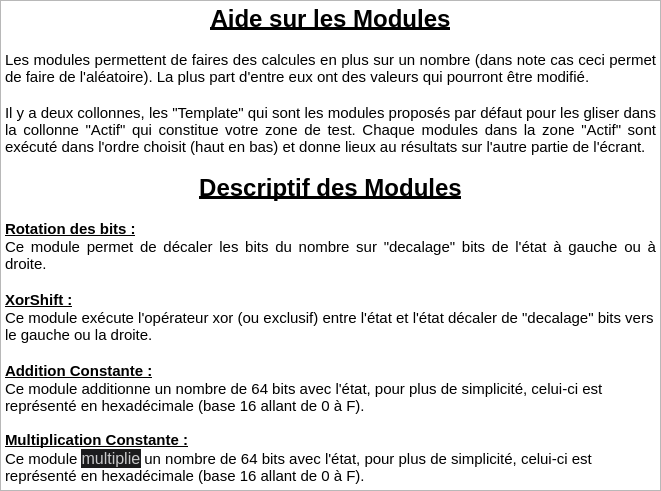
erreur130/Editeur_de_Generateur_de_Nombres_Aleatoire, file FichiersQT/aideModules.ui: the form before one commit.
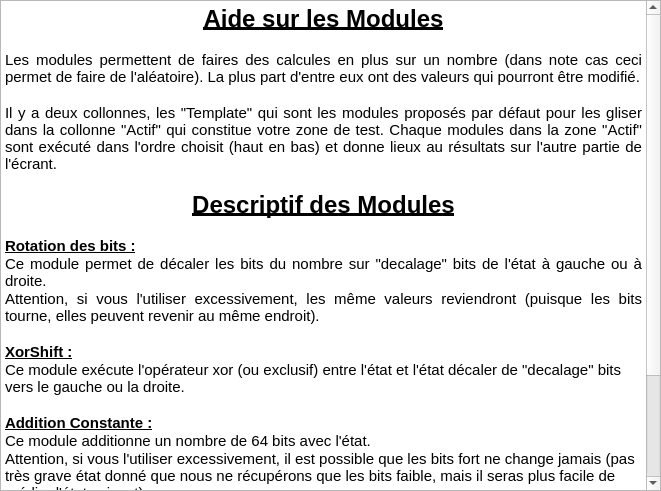
The form after the commit.

Commit message: feat : Implémentation de l'algo MultiplicationConstante et correction des autres modules après tests

The edit to the form file:
```diff
--- a/FichiersQT/aideModules.ui
+++ b/FichiersQT/aideModules.ui
@@ -49,13 +49,15 @@
 &lt;p align=&quot;justify&quot; style=&quot;-qt-paragraph-type:empty; margin-top:0px; margin-bottom:0px; margin-left:0px; margin-right:0px; -qt-block-indent:0; text-indent:0px;&quot;&gt;&lt;br /&gt;&lt;/p&gt;
 &lt;p align=&quot;justify&quot; style=&quot; margin-top:0px; margin-bottom:0px; margin-left:0px; margin-right:0px; -qt-block-indent:0; text-indent:0px;&quot;&gt;&lt;span style=&quot; font-weight:700; text-decoration: underline;&quot;&gt;Rotation des bits :&lt;/span&gt;&lt;/p&gt;
 &lt;p align=&quot;justify&quot; style=&quot; margin-top:0px; margin-bottom:0px; margin-left:0px; margin-right:0px; -qt-block-indent:0; text-indent:0px;&quot;&gt;Ce module permet de décaler les bits du nombre sur &amp;quot;decalage&amp;quot; bits de l'état à gauche ou à droite.&lt;/p&gt;
+&lt;p align=&quot;justify&quot; style=&quot; margin-top:0px; margin-bottom:0px; margin-left:0px; margin-right:0px; -qt-block-indent:0; text-indent:0px;&quot;&gt;Attention, si vous l'utiliser excessivement, les même valeurs reviendront (puisque les bits tourne, elles peuvent revenir au même endroit).&lt;/p&gt;
 &lt;p style=&quot;-qt-paragraph-type:empty; margin-top:0px; margin-bottom:0px; margin-left:0px; margin-right:0px; -qt-block-indent:0; text-indent:0px;&quot;&gt;&lt;br /&gt;&lt;/p&gt;
 &lt;p style=&quot; margin-top:0px; margin-bottom:0px; margin-left:0px; margin-right:0px; -qt-block-indent:0; text-indent:0px;&quot;&gt;&lt;span style=&quot; font-weight:700; text-decoration: underline;&quot;&gt;XorShift :&lt;/span&gt;&lt;/p&gt;
 &lt;p style=&quot; margin-top:0px; margin-bottom:0px; margin-left:0px; margin-right:0px; -qt-block-indent:0; text-indent:0px;&quot;&gt;Ce module exécute l'opérateur xor (ou exclusif) entre l'état et l'état décaler de &amp;quot;decalage&amp;quot; bits vers le gauche ou la droite.&lt;/p&gt;
 &lt;p style=&quot;-qt-paragraph-type:empty; margin-top:0px; margin-bottom:0px; margin-left:0px; margin-right:0px; -qt-block-indent:0; text-indent:0px;&quot;&gt;&lt;br /&gt;&lt;/p&gt;
 &lt;p style=&quot; margin-top:0px; margin-bottom:0px; margin-left:0px; margin-right:0px; -qt-block-indent:0; text-indent:0px;&quot;&gt;&lt;span style=&quot; font-weight:700; text-decoration: underline;&quot;&gt;Addition Constante :&lt;/span&gt;&lt;/p&gt;
-&lt;p style=&quot; margin-top:0px; margin-bottom:0px; margin-left:0px; margin-right:0px; -qt-block-indent:0; text-indent:0px;&quot;&gt;Ce module additionne un nombre de 64 bits avec l'état, pour plus de simplicité, celui-ci est représenté en hexadécimale (base 16 allant de 0 à F).&lt;br /&gt;&lt;br /&gt;&lt;span style=&quot; font-weight:700; text-decoration: underline;&quot;&gt;Multiplication Constante :&lt;/span&gt;&lt;/p&gt;
-&lt;p style=&quot; margin-top:0px; margin-bottom:0px; margin-left:0px; margin-right:0px; -qt-block-indent:0; text-indent:0px;&quot;&gt;Ce module &lt;span style=&quot; font-family:'Inter Variable','Helvetica','sans-serif'; font-size:16px; color:#c9c9ca; background-color:#1c1c1d;&quot;&gt;multiplie&lt;/span&gt; un nombre de 64 bits avec l'état, pour plus de simplicité, celui-ci est représenté en hexadécimale (base 16 allant de 0 à F).&lt;/p&gt;&lt;/body&gt;&lt;/html&gt;</string>
+&lt;p style=&quot; margin-top:0px; margin-bottom:0px; margin-left:0px; margin-right:0px; -qt-block-indent:0; text-indent:0px;&quot;&gt;Ce module additionne un nombre de 64 bits avec l'état.&lt;/p&gt;
+&lt;p style=&quot; margin-top:0px; margin-bottom:0px; margin-left:0px; margin-right:0px; -qt-block-indent:0; text-indent:0px;&quot;&gt;Attention, si vous l'utiliser excessivement, il est possible que les bits fort ne change jamais (pas très grave état donné que nous ne récupérons que les bits faible, mais il seras plus facile de prédire l'état suivant).&lt;br /&gt;Pour plus de simplicité, celui-ci est représenté en hexadécimale (base 16 allant de 0 à F).&lt;br /&gt;&lt;br /&gt;&lt;span style=&quot; font-weight:700; text-decoration: underline;&quot;&gt;Multiplication Constante :&lt;/span&gt;&lt;/p&gt;
+&lt;p style=&quot; margin-top:0px; margin-bottom:0px; margin-left:0px; margin-right:0px; -qt-block-indent:0; text-indent:0px;&quot;&gt;Ce module &lt;span style=&quot; font-family:'Inter Variable','Helvetica','sans-serif'; font-size:16px; color:#c9c9ca; background-color:#1c1c1d;&quot;&gt;multiplie&lt;/span&gt; un nombre de 64 bits avec l'état.&lt;br /&gt;Attention, si vous l'utiliser excessivement, il est possible que un grand nombre de bits faible devienne 0.&lt;br /&gt;Pour plus de simplicité, celui-ci est représenté en hexadécimale (base 16 allant de 0 à F).&lt;/p&gt;&lt;/body&gt;&lt;/html&gt;</string>
      </property>
     </widget>
    </item>
```
The commit also changes 5 other files.
